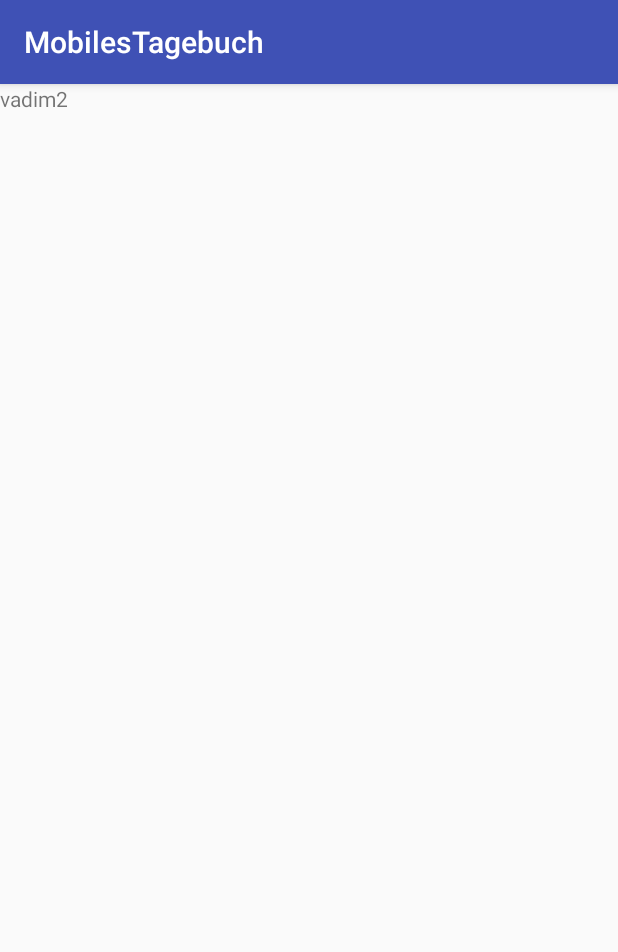
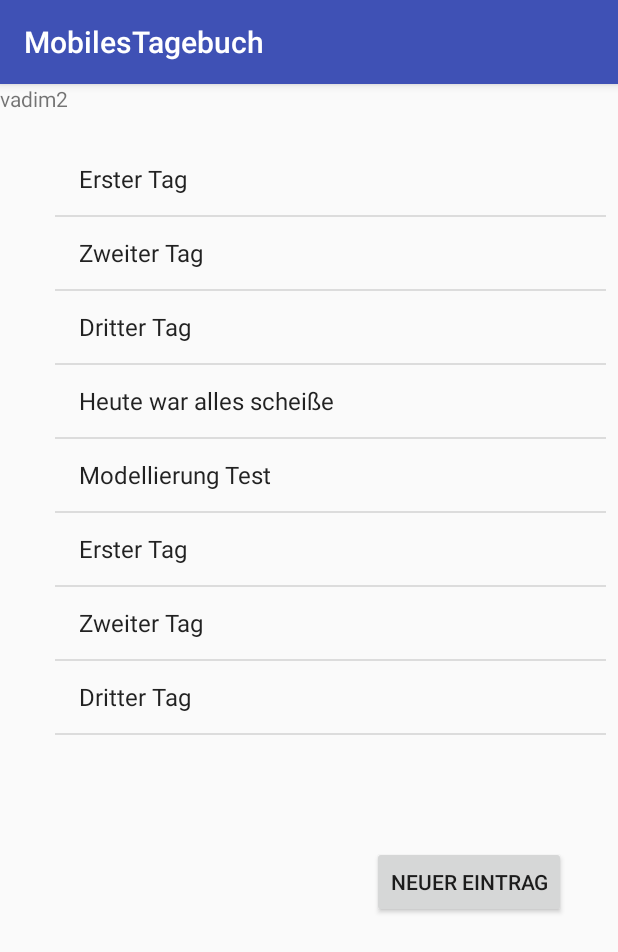
Before and after one commit to dejang95/MobilesTagebuch, an Android app: the screen it shows after launch (MainActivity), on a phone screen of 412 x 824 dp. Shown: the top 952 px of the screen. Run offline under Robolectric (Android 15) with nearby library versions, the phone set to English and light mode, and no system bars; 1 statement that could not run was skipped.

Commit message:
changes hinzugefügt

```diff
--- a/app/src/main/java/team4/hci/mobilestagebuch/MainActivity.java
+++ b/app/src/main/java/team4/hci/mobilestagebuch/MainActivity.java
@@ -2,12 +2,58 @@ package team4.hci.mobilestagebuch;
 
 import android.support.v7.app.AppCompatActivity;
 import android.os.Bundle;
+import android.support.v7.widget.ListViewCompat;
+import android.view.View;
+import android.widget.AdapterView;
+import android.widget.ArrayAdapter;
+import android.widget.ListView;
+import android.widget.Toast;
 
 public class MainActivity extends AppCompatActivity {
+
+   // Objekt für Listview deklarieren
+    ListView listView;
+    // für das Beispiel hier brauchen wir ein String
+    // Adapter. Für Datenbanken brauchen wir Curseradapter
+    ArrayAdapter<String> adapter;
+
+    // Array erstellung für Probe der Liste
+    String[] tagebuch_eintrag={
+            "Erster Tag",
+            "Zweiter Tag",
+            "Dritter Tag",
+            "Heute war alles scheiße",
+            "Modellierung Test",
+            "Erster Tag",
+            "Zweiter Tag",
+            "Dritter Tag",
+            "Heute war alles scheiße",
+            "Modellierung Test","Erster Tag",
+            "Zweiter Tag",
+            "Dritter Tag",
+            "Heute war alles scheiße",
+            "Modellierung Test"
+    };
+
 
     @Override
     protected void onCreate(Bundle savedInstanceState) {
         super.onCreate(savedInstanceState);
         setContentView(R.layout.activity_main);
+        listView = (ListView) findViewById(R.id.liste);
+        // adapter initialisieren
+        adapter = new ArrayAdapter<String>(this, android.R.layout.simple_list_item_1, tagebuch_eintrag);
+        // Adapter mit der Listview verbinden
+        listView.setAdapter(adapter);
+        // hier sorgen wir dafür, dass was passiert wenn wir auf ein Item
+        // in der Liste clicken
+        listView.setOnClickListener(new AdapterView.OnItemClickListener(){
+
+            @Override
+            public void onItemClick(AdapterView<?> parent, View view, int position, long id) {
+
+            }
+        });
+
     }
 }
--- a/app/src/main/res/layout/activity_main.xml
+++ b/app/src/main/res/layout/activity_main.xml
@@ -11,6 +11,37 @@
         android:layout_width="wrap_content"
         android:layout_height="wrap_content"
         android:text="vadim2"
-        tools:layout_editor_absoluteX="134dp"
-        tools:layout_editor_absoluteY="132dp" />
+        tools:layout_editor_absoluteX="1221dp"
+        tools:layout_editor_absoluteY="175dp" />
+
+    <Button
+        android:id="@+id/neuereintrag"
+        android:layout_width="wrap_content"
+        android:layout_height="wrap_content"
+        android:layout_marginBottom="8dp"
+        android:layout_marginLeft="8dp"
+        android:layout_marginRight="8dp"
+        android:layout_marginTop="8dp"
+        android:text="Neuer eintrag"
+        app:layout_constraintBottom_toBottomOf="parent"
+        app:layout_constraintHorizontal_bias="0.9"
+        app:layout_constraintLeft_toLeftOf="parent"
+        app:layout_constraintRight_toRightOf="parent"
+        app:layout_constraintTop_toBottomOf="@+id/liste"
+        app:layout_constraintVertical_bias="0.208" />
+
+    <ListView
+        android:id="@+id/liste"
+        android:layout_width="367dp"
+        android:layout_height="407dp"
+        android:layout_marginBottom="8dp"
+        android:layout_marginLeft="8dp"
+        android:layout_marginRight="8dp"
+        android:layout_marginTop="8dp"
+        app:layout_constraintBottom_toBottomOf="parent"
+        app:layout_constraintHorizontal_bias="1.0"
+        app:layout_constraintLeft_toLeftOf="parent"
+        app:layout_constraintRight_toRightOf="parent"
+        app:layout_constraintTop_toTopOf="parent"
+        app:layout_constraintVertical_bias="0.09" />
 </android.support.constraint.ConstraintLayout>
```
